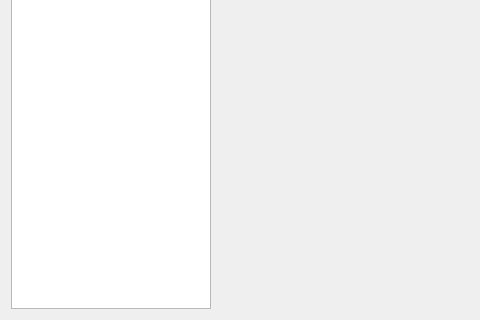
Old version of the form src/Sigil/Form_Files/Reports.ui in the repository Sigil-Ebook/Sigil; both pictures show x 0 to 480 and y 280 to 600 of the 1000 by 600 pixel window.
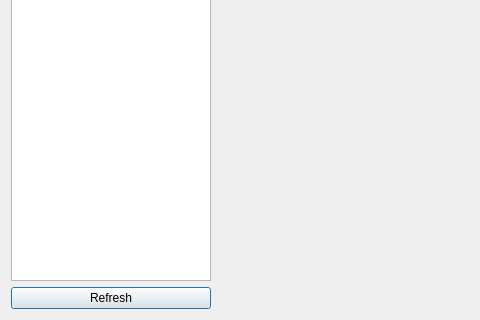
New version of the form.

Commit message: Implement 1750 Reports should be non-modal and allow editing book while still open.  Refresh supported. Removed extra thumbnail from css page, allow opening images, simplified code.

Patch:
```diff
--- a/src/Sigil/Form_Files/Reports.ui
+++ b/src/Sigil/Form_Files/Reports.ui
@@ -17,6 +17,8 @@
    <item>
     <layout class="QHBoxLayout" name="horizontalLayout" stretch="0,2">
      <item>
+      <layout class="QVBoxLayout" name="verticalLayout_2">
+       <item>
       <widget class="QListWidget" name="availableWidgets">
        <property name="sizePolicy">
         <sizepolicy hsizetype="Fixed" vsizetype="Expanding">
@@ -40,6 +42,19 @@
         <enum>QAbstractItemView::SelectRows</enum>
        </property>
       </widget>
+       </item>
+       <item>
+        <layout class="QHBoxLayout" name="horizontalLayout_2">
+         <item>
+          <widget class="QPushButton" name="Refresh">
+           <property name="text">
+            <string>Refresh</string>
+           </property>
+          </widget>
+         </item>
+        </layout>
+       </item>
+      </layout>
      </item>
      <item>
       <widget class="QStackedWidget" name="pWidget">
```
Lines whose indentation alone changed are shown as unchanged. The commit also changes 16 other files.
